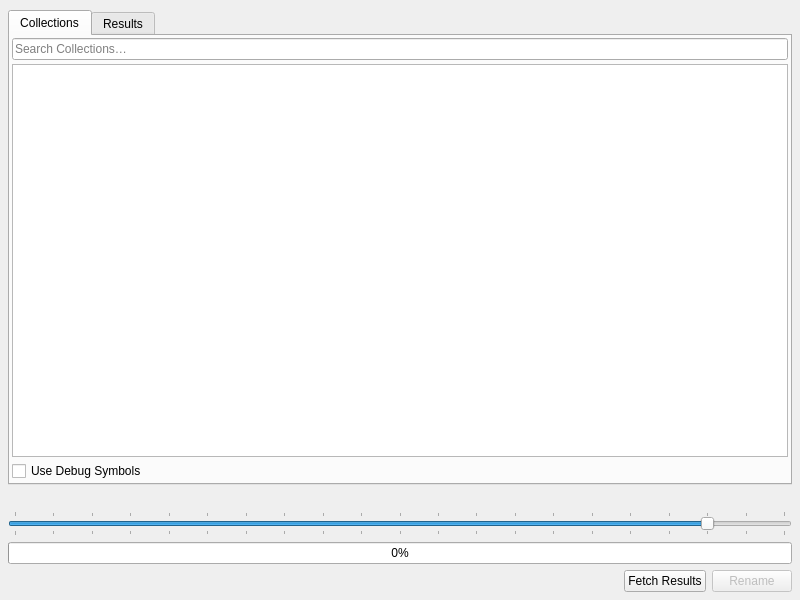
First picture: the form in revengai/ui/auto_analysis_panel.ui, repository RevEngAI/reai-ida, before the edit.
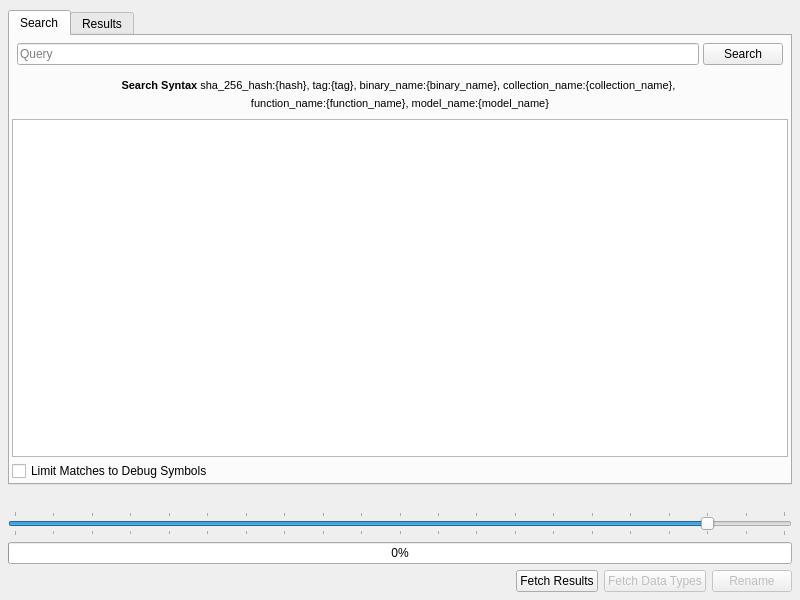
Second picture: the form after the edit. Icons and pictures are not drawn.

The edit to the form file:
```diff
--- a/revengai/ui/auto_analysis_panel.ui
+++ b/revengai/ui/auto_analysis_panel.ui
@@ -41,6 +41,12 @@
       </property>
       <item>
         <widget class="QTabWidget" name="tabWidget">
+     <property name="autoFillBackground">
+      <bool>false</bool>
+     </property>
+     <property name="styleSheet">
+      <string notr="true"/>
+     </property>
           <property name="currentIndex">
             <number>0</number>
           </property>
@@ -49,7 +55,7 @@
           </property>
           <widget class="QWidget" name="tab">
             <attribute name="title">
-              <string>Collections</string>
+       <string>Search</string>
             </attribute>
             <layout class="QVBoxLayout">
               <property name="spacing">
@@ -71,14 +77,86 @@
                 <number>2</number>
               </property>
               <item>
-                <widget class="QLineEdit" name="collectionsFilter">
+        <layout class="QHBoxLayout" name="horizontalLayout_2">
+         <property name="leftMargin">
+          <number>5</number>
+         </property>
+         <property name="topMargin">
+          <number>5</number>
+         </property>
+         <property name="rightMargin">
+          <number>5</number>
+         </property>
+         <property name="bottomMargin">
+          <number>5</number>
+         </property>
+         <item>
+          <widget class="QLineEdit" name="searchQuery">
                   <property name="placeholderText">
-                    <string>Search Collections…</string>
+            <string>Query</string>
                   </property>
                   <property name="clearButtonEnabled">
                     <bool>true</bool>
                   </property>
                 </widget>
+         </item>
+         <item>
+          <widget class="QPushButton" name="searchButton">
+           <property name="toolTip">
+            <string extracomment="Search collection and binaries"/>
+           </property>
+           <property name="text">
+            <string>Search</string>
+           </property>
+          </widget>
+         </item>
+        </layout>
+       </item>
+       <item>
+        <layout class="QVBoxLayout" name="verticalLayout_2">
+         <property name="leftMargin">
+          <number>5</number>
+         </property>
+         <property name="topMargin">
+          <number>5</number>
+         </property>
+         <property name="rightMargin">
+          <number>5</number>
+         </property>
+         <property name="bottomMargin">
+          <number>5</number>
+         </property>
+         <item>
+          <widget class="QLabel" name="label_2">
+           <property name="maximumSize">
+            <size>
+             <width>16777215</width>
+             <height>16777215</height>
+            </size>
+           </property>
+           <property name="lineWidth">
+            <number>1</number>
+           </property>
+           <property name="text">
+            <string>&lt;!DOCTYPE HTML PUBLIC &quot;-//W3C//DTD HTML 4.0//EN&quot; &quot;http://www.w3.org/TR/REC-html40/strict.dtd&quot;&gt;
+&lt;html&gt;&lt;head&gt;&lt;meta name=&quot;qrichtext&quot; content=&quot;1&quot; /&gt;&lt;style type=&quot;text/css&quot;&gt;
+p, li { white-space: pre-wrap; }
+&lt;/style&gt;&lt;/head&gt;&lt;body style=&quot; font-family:'MS Shell Dlg 2'; font-size:8pt; font-weight:400; font-style:normal;&quot;&gt;
+&lt;p style=&quot; margin-top:5px; margin-bottom:5px; margin-left:0px; margin-right:0px; -qt-block-indent:0; text-indent:0px;&quot;&gt;&lt;span style=&quot; font-weight:600;&quot;&gt;Search Syntax&lt;/span&gt; sha_256_hash:{hash}, tag:{tag}, binary_name:{binary_name}, collection_name:{collection_name}, &lt;/p&gt;
+&lt;p style=&quot; margin-top:5px; margin-bottom:5px; margin-left:0px; margin-right:0px; -qt-block-indent:0; text-indent:0px;&quot;&gt;function_name:{function_name}, model_name:{model_name}&lt;/p&gt;&lt;/body&gt;&lt;/html&gt;</string>
+           </property>
+           <property name="textFormat">
+            <enum>Qt::RichText</enum>
+           </property>
+           <property name="alignment">
+            <set>Qt::AlignCenter</set>
+           </property>
+           <property name="wordWrap">
+            <bool>true</bool>
+           </property>
+          </widget>
+         </item>
+        </layout>
               </item>
               <item>
                 <widget class="QTableView" name="collectionsTable">
@@ -152,7 +230,7 @@
                   <item>
                     <widget class="QCheckBox" name="checkBox">
                       <property name="text">
-                        <string>Use Debug Symbols</string>
+            <string>Limit Matches to Debug Symbols</string>
                       </property>
                     </widget>
                   </item>
@@ -338,6 +416,16 @@
               </property>
             </widget>
           </item>
+     <item>
+      <widget class="QPushButton" name="fetchDataTypesButton">
+       <property name="enabled">
+        <bool>false</bool>
+       </property>
+       <property name="text">
+        <string>Fetch Data Types</string>
+       </property>
+      </widget>
+     </item>
           <item>
             <widget class="QPushButton" name="renameButton">
               <property name="enabled">
```
Left out of the diff: 6 changed lines with no effect on the pictures. Lines whose indentation alone changed are shown as unchanged.
